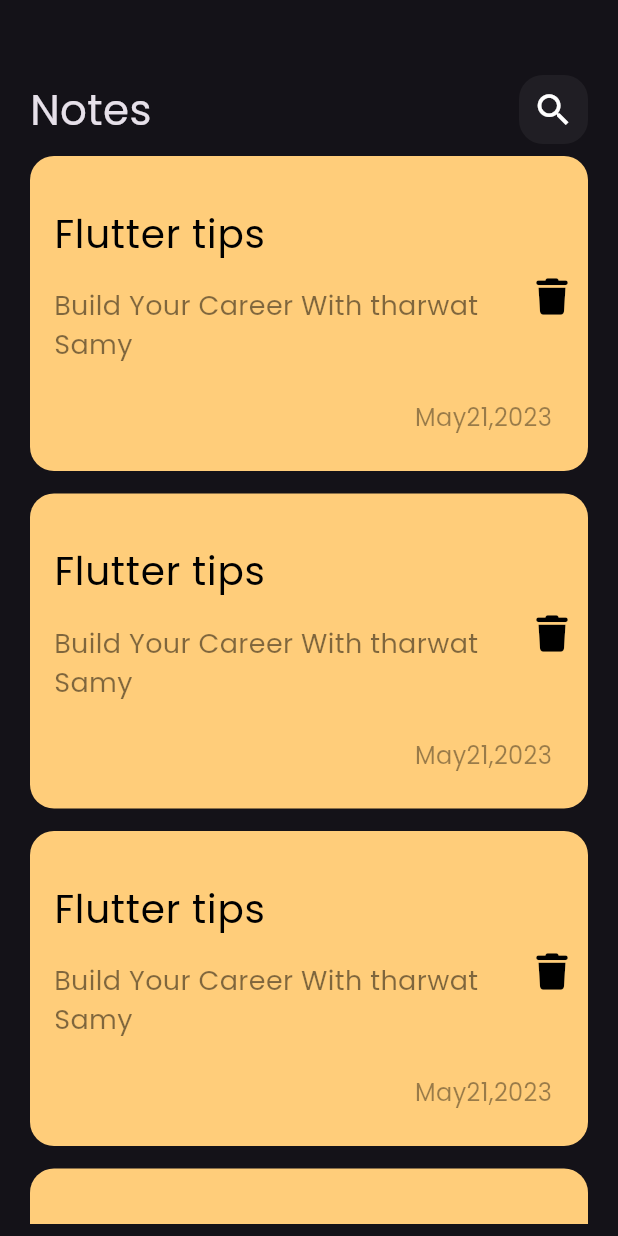
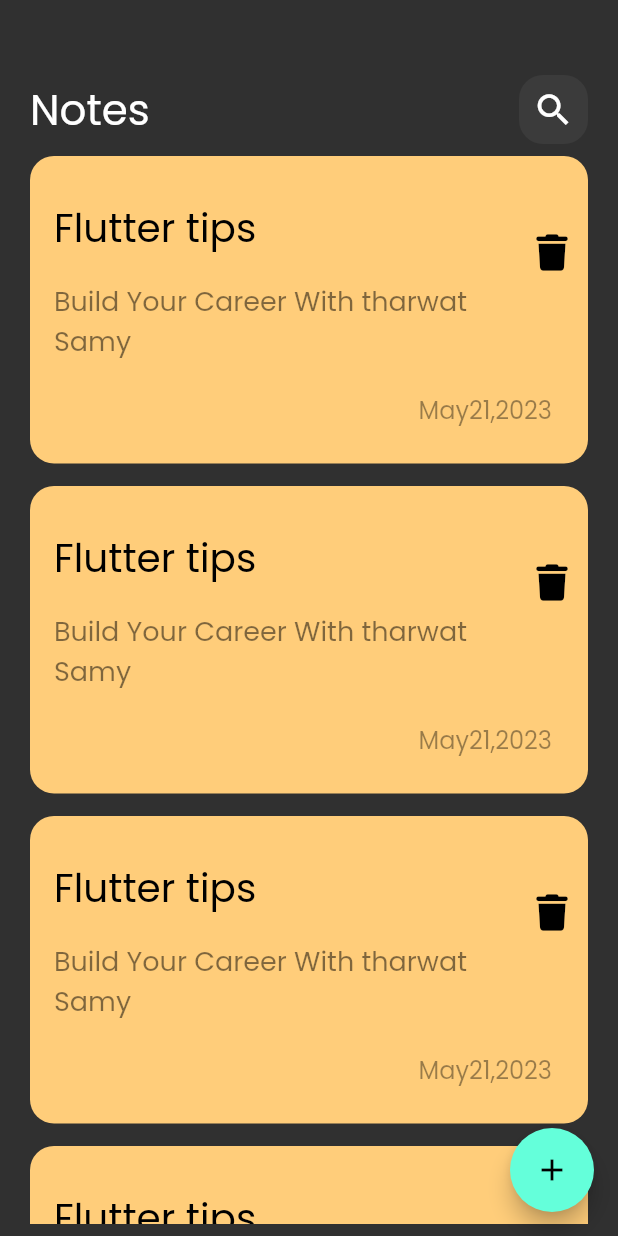
Before and after one commit to Mohammedhussein12/notes_app, a Flutter app: the screen it shows after launch, on a phone screen of 412 x 824 dp. Run offline on Flutter 3.47's test engine with Material 3 defaults, Android fonts, the phone set to English and light mode, and no system bars; our stand-ins replace font_awesome_flutter.

Commit message:
add floating action button

```diff
--- a/lib/main.dart
+++ b/lib/main.dart
@@ -12,8 +12,10 @@ class NotesApp extends StatelessWidget {
   @override
   Widget build(BuildContext context) {
     return MaterialApp(
-      theme: ThemeData(brightness: Brightness.dark,
-      fontFamily: 'Poppins'),
+      theme: ThemeData(
+          brightness: Brightness.dark,
+          useMaterial3: false,
+          fontFamily: 'Poppins'),
       home: const NotesView(),
       debugShowCheckedModeBanner: false,
     );
--- a/lib/views/notes_view.dart
+++ b/lib/views/notes_view.dart
@@ -7,8 +7,12 @@ class NotesView extends StatelessWidget {
 
   @override
   Widget build(BuildContext context) {
-    return const Scaffold(
-      body: NotesViewBody(),
+    return Scaffold(
+      body: const NotesViewBody(),
+      floatingActionButton: FloatingActionButton(
+        onPressed: () {},
+        child: const Icon(Icons.add),
+      ),
     );
   }
 }
```
